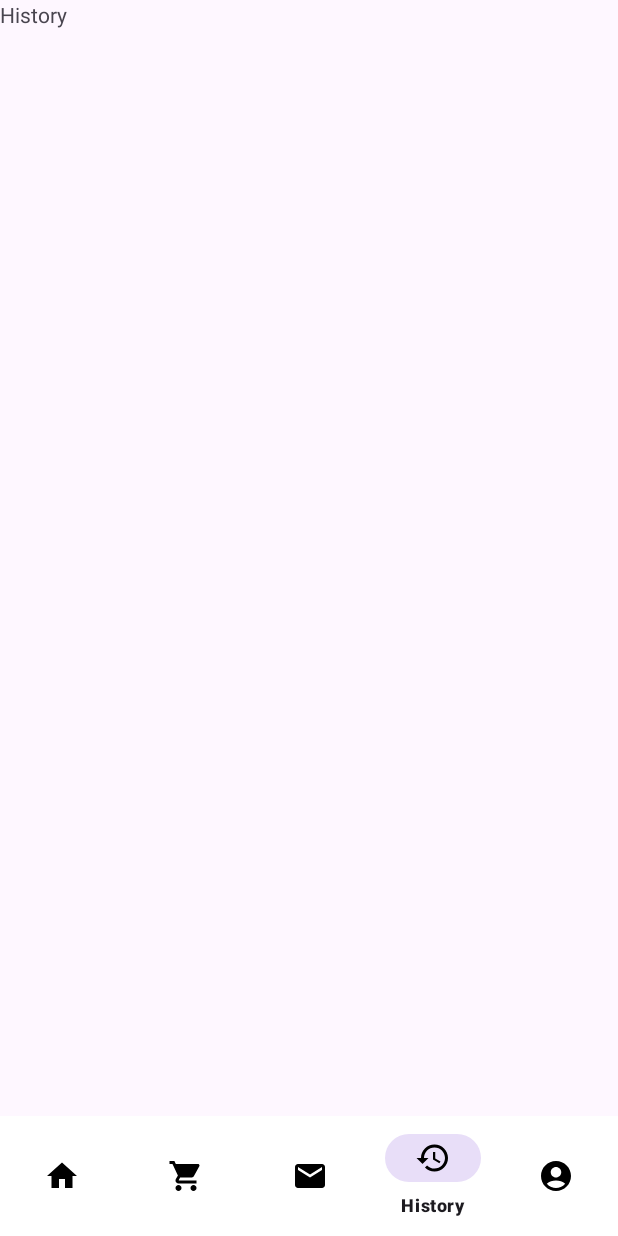
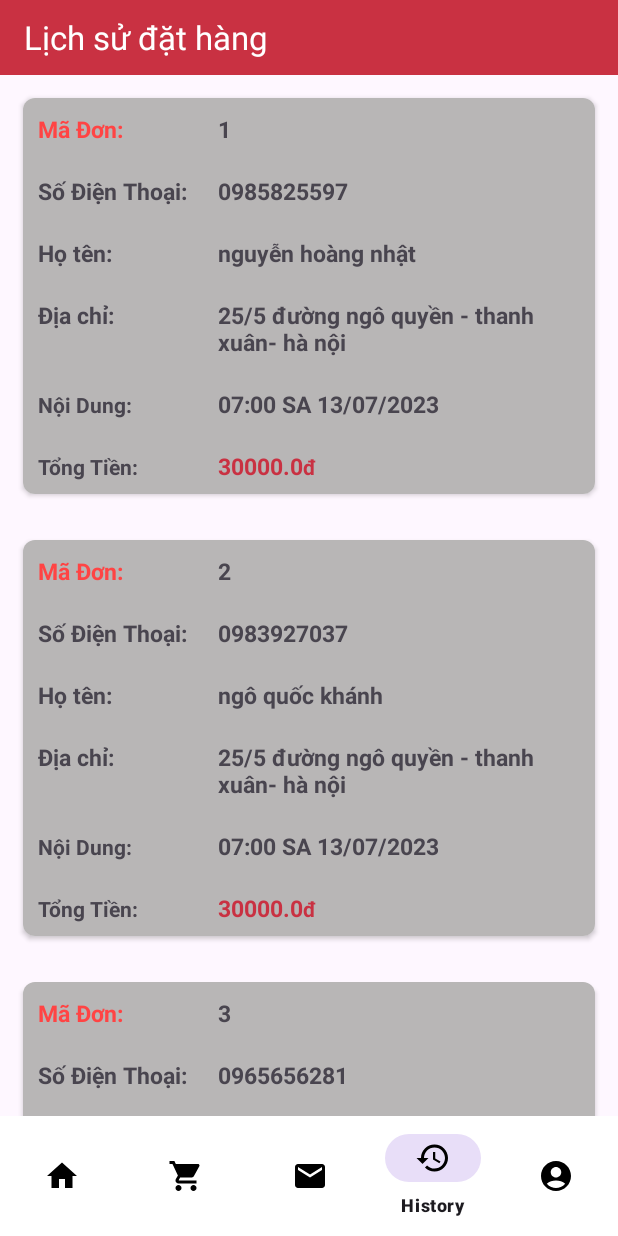
Before and after one commit to khanhdev289/Nhom2_DuAn1, an Android app: the screen it shows after launch (MainActivity), item 4 of the bottom bar chosen, on a phone screen of 412 x 824 dp. Run offline under Robolectric (Android 15) with nearby library versions, the phone set to English and light mode, and no system bars.

Commit message:
code history

```diff
--- a/app/src/main/java/khanhnqph30151/fptpoly/duan1/data/DbHelper.java
+++ b/app/src/main/java/khanhnqph30151/fptpoly/duan1/data/DbHelper.java
@@ -50,9 +50,12 @@ public class DbHelper extends SQLiteOpenHelper {
             "tbl_invoice (" +
             "invoice_id INTEGER PRIMARY KEY AUTOINCREMENT, " +
             "cart_id INTEGER REFERENCES tbl_cart(cart_id), " +
+            "cart_phone TEXT NOT NULL, " +
+            "cart_name TEXT NOT NULL, " +
             "cart_address TEXT NOT NULL, " +
-            "invoice_time TEXT NOT NULL, " +
-            "invoice_status TEXT NOT NULL" +
+            "invoice_conten TEXT NOT NULL, " +
+            "invoice_sum DOUBLE NOT NULL, " +
+            "invoice_status TEXT " +
             ")";
 
 
@@ -68,8 +71,8 @@ public class DbHelper extends SQLiteOpenHelper {
 
         db.execSQL(TABLE_INVOICE_CREATE);
 
-        db.execSQL("INSERT INTO tbl_user VALUES ('admin', '123123', 'admin'),('user','123123', 'user')");
-        db.execSQL("INSERT INTO tbl_food VALUES (1, 'link1', 'ten1', 'mota1', 20000), (2, 'link2', 'ten2', 'mota2', 30000), (3, 'link3', 'ten3', 'mota3', 40000)");
+        db.execSQL("INSERT INTO tbl_invoice VALUES (1, 1,'0985825597','nguyễn hoàng nhật', '25/5 đường ngô quyền - thanh xuân- hà nội','07:00 SA 13/07/2023',30000,'đã thanh toán'), (2,2 ,'0983927037','ngô quốc khánh','25/5 đường ngô quyền - thanh xuân- hà nội','07:00 SA 13/07/2023',30000,'đã thanh toán'), (3,3 ,'0965656281','lê ngọc khải','25/5 đường trần hưng đạo - thanh xuân- hà nội','07:00 SA 13/07/2023',30000,'đã thanh toán')");
+
 
 
     }
@@ -77,11 +80,11 @@ public class DbHelper extends SQLiteOpenHelper {
     @Override
     public void onUpgrade(SQLiteDatabase db, int oldVersion, int newVersion) {
         if(oldVersion != newVersion){
-            db.execSQL("DROP TABLE IF EXISTS tbl_thuThu");
-            db.execSQL("DROP TABLE IF EXISTS tbl_thanhVien");
-            db.execSQL("DROP TABLE IF EXISTS tbl_loaiSach");
-            db.execSQL("DROP TABLE IF EXISTS tbl_Sach");
-            db.execSQL("DROP TABLE IF EXISTS tbl_phieuMuon");
+            db.execSQL("DROP TABLE IF EXISTS tbl_usser");
+            db.execSQL("DROP TABLE IF EXISTS tbl_request");
+            db.execSQL("DROP TABLE IF EXISTS tbl_food");
+            db.execSQL("DROP TABLE IF EXISTS tbl_cart");
+            db.execSQL("DROP TABLE IF EXISTS tbl_invoice");
             onCreate(db);
         }
 
--- a/app/src/main/java/khanhnqph30151/fptpoly/duan1/user/History/HistoryFragment.java
+++ b/app/src/main/java/khanhnqph30151/fptpoly/duan1/user/History/HistoryFragment.java
@@ -5,56 +5,40 @@ import android.view.LayoutInflater;
 import android.view.View;
 import android.view.ViewGroup;
 
+import androidx.annotation.NonNull;
+import androidx.annotation.Nullable;
 import androidx.fragment.app.Fragment;
+import androidx.recyclerview.widget.LinearLayoutManager;
+import androidx.recyclerview.widget.RecyclerView;
+
+import java.util.ArrayList;
 
 import khanhnqph30151.fptpoly.duan1.R;
 
 
-/**
- * A simple {@link Fragment} subclass.
- * Use the {@link HistoryFragment#newInstance} factory method to
- * create an instance of this fragment.
- */
+
 public class HistoryFragment extends Fragment {
+    private History_DAO dao;
+    private ArrayList<History_model> list;
 
-    // TODO: Rename parameter arguments, choose names that match
-    // the fragment initialization parameters, e.g. ARG_ITEM_NUMBER
-    private static final String ARG_PARAM1 = "param1";
-    private static final String ARG_PARAM2 = "param2";
-
-    // TODO: Rename and change types of parameters
-    private String mParam1;
-    private String mParam2;
+    private History_Adapter adapter;
+    RecyclerView recyclerView;
 
     public HistoryFragment() {
         // Required empty public constructor
     }
 
-    /**
-     * Use this factory method to create a new instance of
-     * this fragment using the provided parameters.
-     *
-     * @param param1 Parameter 1.
-     * @param param2 Parameter 2.
-     * @return A new instance of fragment HistoryFragment.
-     */
-    // TODO: Rename and change types and number of parameters
-    public static HistoryFragment newInstance(String param1, String param2) {
+
+    public static HistoryFragment newInstance() {
         HistoryFragment fragment = new HistoryFragment();
-        Bundle args = new Bundle();
-        args.putString(ARG_PARAM1, param1);
-        args.putString(ARG_PARAM2, param2);
-        fragment.setArguments(args);
+
         return fragment;
     }
 
     @Override
     public void onCreate(Bundle savedInstanceState) {
         super.onCreate(savedInstanceState);
-        if (getArguments() != null) {
-            mParam1 = getArguments().getString(ARG_PARAM1);
-            mParam2 = getArguments().getString(ARG_PARAM2);
-        }
+
     }
 
     @Override
@@ -63,4 +47,16 @@ public class HistoryFragment extends Fragment {
         // Inflate the layout for this fragment
         return inflater.inflate(R.layout.fragment_history, container, false);
     }
+
+    @Override
+    public void onViewCreated(@NonNull View view, @Nullable Bundle savedInstanceState) {
+        recyclerView =view.findViewById(R.id.History_ry);
+        History_DAO dao = new History_DAO(getContext());
+        list = dao.getAllData();
+        adapter = new History_Adapter(list, getContext());
+        LinearLayoutManager layoutManager = new LinearLayoutManager(getContext());
+        recyclerView.setLayoutManager(layoutManager);
+        recyclerView.setAdapter(adapter);
+        super.onViewCreated(view, savedInstanceState);
+    }
 }
--- /dev/null
+++ b/app/src/main/java/khanhnqph30151/fptpoly/duan1/user/History/History_Adapter.java
@@ -0,0 +1,66 @@
+package khanhnqph30151.fptpoly.duan1.user.History;
+
+import android.app.Activity;
+import android.content.Context;
+import android.view.LayoutInflater;
+import android.view.View;
+import android.view.ViewGroup;
+import android.widget.TextView;
+
+import androidx.annotation.NonNull;
+import androidx.recyclerview.widget.RecyclerView;
+
+import java.util.ArrayList;
+
+import khanhnqph30151.fptpoly.duan1.R;
+
+public class History_Adapter extends RecyclerView.Adapter<History_Adapter.ViewHolder> {
+    private ArrayList<History_model> list;
+    private Context context;
+
+    private History_DAO history_dao;
+    public History_Adapter(ArrayList<History_model> list, Context context){
+        this.list = list;
+        this.context = context;
+    }
+
+    @NonNull
+    @Override
+    public ViewHolder onCreateViewHolder(@NonNull ViewGroup parent, int viewType) {
+        LayoutInflater inflater = ((Activity)context).getLayoutInflater();
+        View view = inflater.inflate(R.layout.item_history_user, parent, false);
+
+        return new ViewHolder(view);
+    }
+
+    @Override
+    public void onBindViewHolder(@NonNull ViewHolder holder, int position) {
+        holder.id_cart.setText(String.valueOf(list.get(position).getId_cart()));
+        holder.phone.setText(list.get(position).getPhone());
+        holder.name.setText(list.get(position).getName());
+        holder.address.setText(list.get(position).getAddress());
+        holder.time.setText(list.get(position).getTime());
+        holder.sum.setText(String.valueOf(list.get(position).getSum()) );
+
+    }
+
+    @Override
+    public int getItemCount() {
+        if (list != null)
+            return list.size();
+        return 0;
+    }
+
+    public class ViewHolder extends RecyclerView.ViewHolder{
+        TextView id_cart, phone, name,address,sum,time;
+        public ViewHolder(@NonNull View itemView) {
+            super(itemView);
+            id_cart =itemView.findViewById(R.id.id_cart);
+            phone =itemView.findViewById(R.id.id_phone);
+            name =itemView.findViewById(R.id.id_hoten);
+            address =itemView.findViewById(R.id.id_address);
+            sum =itemView.findViewById(R.id.id_sum);
+            time =itemView.findViewById(R.id.id_time);
+        }
+    }
+}
--- /dev/null
+++ b/app/src/main/java/khanhnqph30151/fptpoly/duan1/user/History/History_DAO.java
@@ -0,0 +1,43 @@
+package khanhnqph30151.fptpoly.duan1.user.History;
+
+import android.annotation.SuppressLint;
+import android.content.ContentValues;
+import android.content.Context;
+import android.database.Cursor;
+import android.database.sqlite.SQLiteDatabase;
+
+import java.util.ArrayList;
+
+import khanhnqph30151.fptpoly.duan1.data.DbHelper;
+
+public class History_DAO {
+    DbHelper dbHelper;
+    private SQLiteDatabase sqLite;
+    public History_DAO(Context context){
+        dbHelper = new DbHelper(context);
+        sqLite = dbHelper.getWritableDatabase();
+    }
+    @SuppressLint("Range")
+    public ArrayList<History_model> getDataHistory(String sql, String... SelectAvg){
+        ArrayList<History_model> list = new ArrayList<>();
+        Cursor cursor = sqLite.rawQuery("SELECT * FROM tbl_invoice", SelectAvg);
+        while (cursor.moveToNext()){
+            History_model history = new History_model();
+            history.setId_history(Integer.parseInt(cursor.getString(cursor.getColumnIndex("invoice_id"))));
+            history.setId_cart(cursor.getString(cursor.getColumnIndex("cart_id")));
+            history.setPhone(cursor.getString(cursor.getColumnIndex("cart_phone")));
+            history.setName(cursor.getString(cursor.getColumnIndex("cart_name")));
+            history.setAddress(cursor.getString(cursor.getColumnIndex("cart_address")));
+            history.setTime(cursor.getString(cursor.getColumnIndex("invoice_conten")));
+            history.setSum(Double.parseDouble(cursor.getString(cursor.getColumnIndex("invoice_sum"))));
+
+            list.add(history);
+        }
+        return list;
+    }
+    public ArrayList<History_model> getAllData() {
+        String sql = "SELECT * FROM tbl_invoice";
+        return getDataHistory(sql);
+    }
+
+}
--- /dev/null
+++ b/app/src/main/java/khanhnqph30151/fptpoly/duan1/user/History/History_model.java
@@ -0,0 +1,80 @@
+package khanhnqph30151.fptpoly.duan1.user.History;
+
+public class History_model {
+    private int id_history;
+    private String id_cart;
+    private String phone;
+    private String name;
+    private String address;
+    private String time;
+    private double sum;
+
+    public History_model() {
+    }
+
+    public History_model(int id_history, String id_cart, String phone, String name, String address, String time, double sum) {
+        this.id_history = id_history;
+        this.id_cart = id_cart;
+        this.phone = phone;
+        this.name = name;
+        this.address = address;
+        this.time = time;
+        this.sum = sum;
+    }
+
+    public String getPhone() {
+        return phone;
+    }
+
+    public void setPhone(String phone) {
+        this.phone = phone;
+    }
+
+    public String getName() {
+        return name;
+    }
+
+    public void setName(String name) {
+        this.name = name;
+    }
+
+    public int getId_history() {
+        return id_history;
+    }
+
+    public void setId_history(int id_history) {
+        this.id_history = id_history;
+    }
+
+    public String getId_cart() {
+        return id_cart;
+    }
+
+    public void setId_cart(String id_cart) {
+        this.id_cart = id_cart;
+    }
+
+    public String getAddress() {
+        return address;
+    }
+
+    public void setAddress(String address) {
+        this.address = address;
+    }
+
+    public String getTime() {
+        return time;
+    }
+
+    public void setTime(String time) {
+        this.time = time;
+    }
+
+    public double getSum() {
+        return sum;
+    }
+
+    public void setSum(double sum) {
+        this.sum = sum;
+    }
+}
--- /dev/null
+++ b/app/src/main/res/drawable/customlisview.xml
@@ -0,0 +1,6 @@
+<?xml version="1.0" encoding="utf-8"?>
+<shape xmlns:android="http://schemas.android.com/apk/res/android">
+    <corners android:radius="10dp" />
+    <stroke android:width="3dp"
+        android:color="@color/main_red"/>
+</shape>
--- a/app/src/main/res/layout/fragment_history.xml
+++ b/app/src/main/res/layout/fragment_history.xml
@@ -1,14 +1,18 @@
 <?xml version="1.0" encoding="utf-8"?>
-<FrameLayout xmlns:android="http://schemas.android.com/apk/res/android"
+<LinearLayout xmlns:android="http://schemas.android.com/apk/res/android"
     xmlns:tools="http://schemas.android.com/tools"
     android:layout_width="match_parent"
     android:layout_height="match_parent"
-    tools:context=".user.History.HistoryFragment">
-
-    <!-- TODO: Update blank fragment layout -->
-    <TextView
+    android:orientation="vertical"
+    xmlns:app="http://schemas.android.com/apk/res-auto">
+    <androidx.appcompat.widget.Toolbar
         android:layout_width="match_parent"
-        android:layout_height="match_parent"
-        android:text="History" />
-
-</FrameLayout>
+        android:layout_height="50dp"
+        android:background="#C93142"
+        app:title="Lịch sử đặt hàng"
+        app:titleTextColor="@color/white" />
+    <androidx.recyclerview.widget.RecyclerView
+        android:id="@+id/History_ry"
+        android:layout_width="match_parent"
+        android:layout_height="match_parent"/>
+</LinearLayout>
--- /dev/null
+++ b/app/src/main/res/layout/item_history_user.xml
@@ -0,0 +1,154 @@
+<?xml version="1.0" encoding="utf-8"?>
+<androidx.cardview.widget.CardView xmlns:android="http://schemas.android.com/apk/res/android"
+    android:layout_width="match_parent"
+    android:layout_height="wrap_content"
+    xmlns:app="http://schemas.android.com/apk/res-auto"
+    app:cardCornerRadius="8dp"
+    android:background="@color/gray"
+    android:layout_margin="15dp">
+    <LinearLayout
+        android:background="@color/gray"
+        android:layout_width="match_parent"
+        android:layout_height="match_parent"
+        android:orientation="vertical">
+    <LinearLayout
+
+        android:layout_width="match_parent"
+        android:layout_height="wrap_content"
+        android:orientation="horizontal">
+        <TextView
+            android:text="Mã Đơn:"
+            android:textColor="@android:color/holo_red_light"
+            android:textSize="15dp"
+            android:textStyle="bold"
+            android:layout_margin="10dp"
+            android:layout_width="100dp"
+            android:layout_height="wrap_content"/>
+        <TextView
+            android:id="@+id/id_cart"
+            android:textStyle="bold"
+            android:text="vn-001"
+            android:textSize="15dp"
+            android:layout_margin="10dp"
+            android:layout_width="match_parent"
+            android:layout_height="wrap_content"/>
+    </LinearLayout>
+        <LinearLayout
+
+            android:layout_width="match_parent"
+            android:layout_height="wrap_content"
+            android:orientation="horizontal">
+            <TextView
+                android:text="Số Điện Thoại:"
+                android:textSize="15dp"
+                android:textStyle="bold"
+                android:layout_margin="10dp"
+                android:layout_width="100dp"
+                android:layout_height="wrap_content"/>
+            <TextView
+                android:id="@+id/id_phone"
+                android:textStyle="bold"
+                android:text="0983927037"
+                android:layout_margin="10dp"
+                android:textSize="15dp"
+                android:layout_width="match_parent"
+                android:layout_height="wrap_content"/>
+        </LinearLayout>
+
+    <LinearLayout
+
+        android:layout_width="match_parent"
+        android:layout_height="wrap_content"
+        android:orientation="horizontal">
+        <TextView
+            android:text="Họ tên:"
+            android:textSize="15dp"
+            android:textStyle="bold"
+            android:layout_margin="10dp"
+            android:layout_width="100dp"
+            android:layout_height="wrap_content"/>
+        <TextView
+            android:id="@+id/id_hoten"
+            android:textStyle="bold"
+            android:textSize="15dp"
+            android:text="nguyễn hoàng nhật"
+            android:layout_margin="10dp"
+            android:layout_width="match_parent"
+            android:layout_height="wrap_content"/>
+    </LinearLayout>
+        <LinearLayout
+
+            android:layout_width="match_parent"
+            android:layout_height="wrap_content"
+            android:orientation="horizontal">
+            <TextView
+                android:text="Địa chỉ:"
+                android:textSize="15dp"
+                android:textStyle="bold"
+                android:layout_margin="10dp"
+                android:layout_width="100dp"
+                android:layout_height="wrap_content"/>
+            <TextView
+                android:id="@+id/id_address"
+                android:textStyle="bold"
+                android:textSize="15dp"
+                android:text="25/5 trần hưng đạo - thanh xuân- hà nội "
+                android:layout_margin="10dp"
+                android:layout_width="match_parent"
+                android:layout_height="wrap_content"/>
+        </LinearLayout>
+
+        <LinearLayout
+
+            android:layout_width="match_parent"
+            android:layout_height="wrap_content"
+            android:orientation="horizontal">
+            <TextView
+                android:text="Nội Dung:"
+                android:textStyle="bold"
+                android:layout_margin="10dp"
+                android:layout_width="100dp"
+                android:layout_height="wrap_content"/>
+            <TextView
+                android:id="@+id/id_time"
+                android:textStyle="bold"
+                android:textSize="15dp"
+                android:text="1 bún trả ngày 13/07/2023"
+                android:layout_margin="10dp"
+                android:layout_width="match_parent"
+                android:layout_height="wrap_content"/>
+        </LinearLayout>
+
+        <LinearLayout
+
+            android:layout_width="match_parent"
+            android:layout_height="wrap_content"
+            android:orientation="horizontal">
+            <TextView
+                android:text="Tổng Tiền:"
+                android:textStyle="bold"
+                android:layout_margin="10dp"
+                android:layout_width="100dp"
+                android:layout_height="wrap_content"/>
+            <TextView
+                android:id="@+id/id_sum"
+                android:textStyle="bold"
+                android:layout_marginTop="10dp"
+                android:layout_marginLeft="10dp"
+                android:text="500000"
+                android:textSize="15dp"
+                android:textColor="@color/main_red"
+                android:layout_width="wrap_content"
+                android:layout_height="wrap_content"/>
+            <TextView
+                android:text="đ"
+                android:textColor="@color/main_red"
+                android:layout_marginTop="10dp"
+                android:textStyle="bold"
+                android:layout_width="wrap_content"
+                android:layout_height="wrap_content"/>
+        </LinearLayout>
+
+
+    </LinearLayout>
+</androidx.cardview.widget.CardView>
--- a/app/src/main/res/values/colors.xml
+++ b/app/src/main/res/values/colors.xml
@@ -3,4 +3,6 @@
     <color name="black">#FF000000</color>
     <color name="white">#FFFFFFFF</color>
     <color name="main_red">#C93142</color>
+    <color name="gray">#B8B6B6</color>
+
 </resources>
--- a/build.gradle
+++ b/build.gradle
@@ -1,5 +1,5 @@
 // Top-level build file where you can add configuration options common to all sub-projects/modules.
 plugins {
-    id 'com.android.application' version '8.0.0' apply false
-    id 'com.android.library' version '8.0.0' apply false
+    id 'com.android.application' version '7.4.2' apply false
+    id 'com.android.library' version '7.4.2' apply false
 }
```
